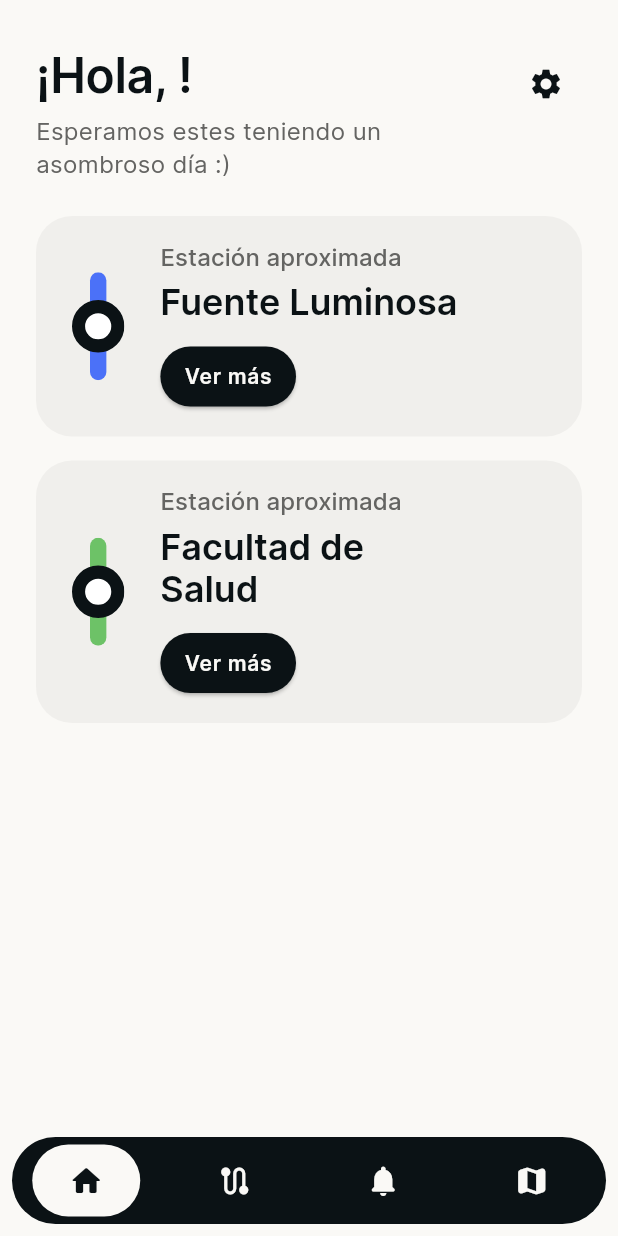
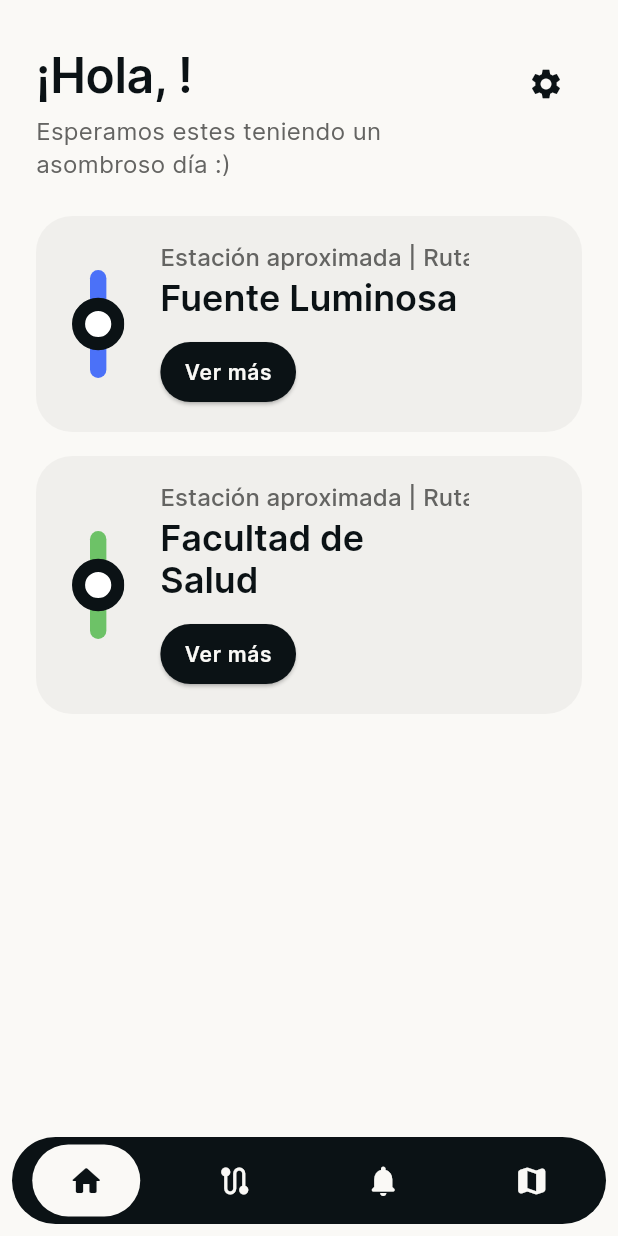
Before and after one commit to movilidad-up/simup-up-app, a Flutter app: the DashboardView screen opened directly, on a phone screen of 412 x 824 dp. Run offline on Flutter 3.47's test engine with Material 3 defaults, Android fonts, the phone set to English and light mode, and no system bars; drawn by our look-alikes of marquee; our stand-ins replace flutter_local_notifications, flutter_svg, flutter_timezone, rx_shared_preferences, scrollable_positioned_list, shared_preferences and 2 more; missing offline and left inert: cron, zoom_widget; accounts and stored records are empty; generated files the repository leaves out were written again.

Commit message:
SMP-011 - Add route number and marquee on overflow for current station card.

```diff
--- a/lib/views/components/current_station_card.dart
+++ b/lib/views/components/current_station_card.dart
@@ -1,6 +1,7 @@
 import 'package:flutter/material.dart';
 import 'package:flutter_svg/svg.dart';
 import 'package:flutter_gen/gen_l10n/app_localizations.dart';
+import 'package:marquee/marquee.dart';
 import 'package:simup_up/views/styles/spaces.dart';
 import 'package:simup_up/views/utils/station-model.dart';
 import 'package:simup_up/views/utils/update-observable.dart';
@@ -55,6 +56,16 @@ class _CurrentStationCardState extends State<CurrentStationCard> {
     }
 
     return iconAsset;
+  }
+
+  bool _shouldUseMarquee(String text, double maxWidth) {
+    final textPainter = TextPainter(
+      text: TextSpan(text: text, style: Theme.of(context).textTheme.bodyMedium),
+      maxLines: 1,
+      textDirection: TextDirection.ltr,
+    )..layout(maxWidth: maxWidth);
+
+    return textPainter.didExceedMaxLines;
   }
 
   String _getRouteMessage(BuildContext context) {
@@ -129,8 +140,26 @@ class _CurrentStationCardState extends State<CurrentStationCard> {
                     mainAxisAlignment: MainAxisAlignment.start,
                     crossAxisAlignment: CrossAxisAlignment.start,
                     children: [
-                      Text(
-                        AppLocalizations.of(context)!.approximatedStation,
+                      _shouldUseMarquee("${AppLocalizations.of(context)!.approximatedStation} | ${widget.isRouteOne ? AppLocalizations.of(context)!.routeOne : AppLocalizations.of(context)!.routeTwo}", screenWidth * 0.5) ? SizedBox(
+                        height: 20.0,
+                        width: screenWidth * 0.5,
+                        child: Marquee(
+                          text: "${AppLocalizations.of(context)!.approximatedStation} | ${widget.isRouteOne ? AppLocalizations.of(context)!.routeOne : AppLocalizations.of(context)!.routeTwo}",
+                          style: Theme.of(context).textTheme.labelLarge,
+                          scrollAxis: Axis.horizontal,
+                          crossAxisAlignment: CrossAxisAlignment.center,
+                          blankSpace: 16.0,
+                          velocity: 18.0,
+                          startPadding: 0.0,
+                          accelerationDuration: const Duration(seconds: 1),
+                          accelerationCurve: Curves.linear,
+                          decelerationDuration: const Duration(milliseconds: 500),
+                          decelerationCurve: Curves.easeOut,
+                          pauseAfterRound: const Duration(seconds: 2),
+                          showFadingOnlyWhenScrolling: false,
+                        ),
+                      ) : Text(
+                        "${AppLocalizations.of(context)!.approximatedStation} | ${widget.isRouteOne ? AppLocalizations.of(context)!.routeOne : AppLocalizations.of(context)!.routeTwo}",
                         style: Theme.of(context).textTheme.labelLarge,
                       ),
                       VerticalSpacing(4.0),
--- a/pubspec.yaml
+++ b/pubspec.yaml
@@ -48,6 +48,7 @@ dependencies:
   sqflite: ^2.3.0
   skeletonizer: ^1.1.1
   cron: ^0.6.0
+  marquee: ^2.2.3
 
 dev_dependencies:
   flutter_test:
```
